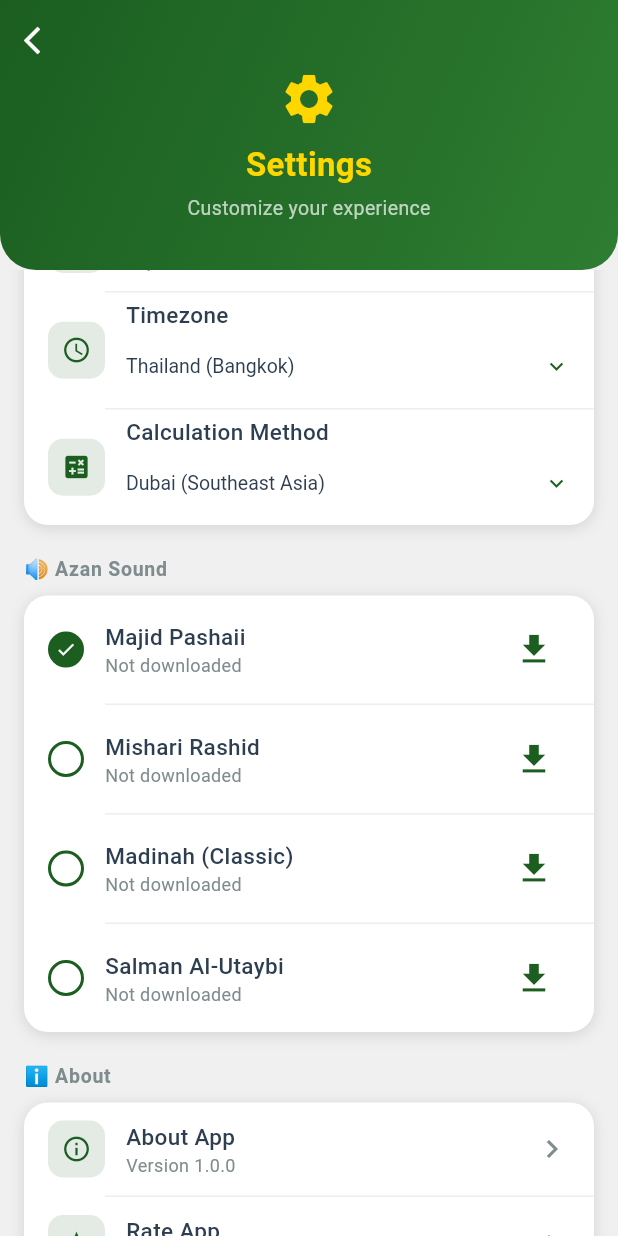
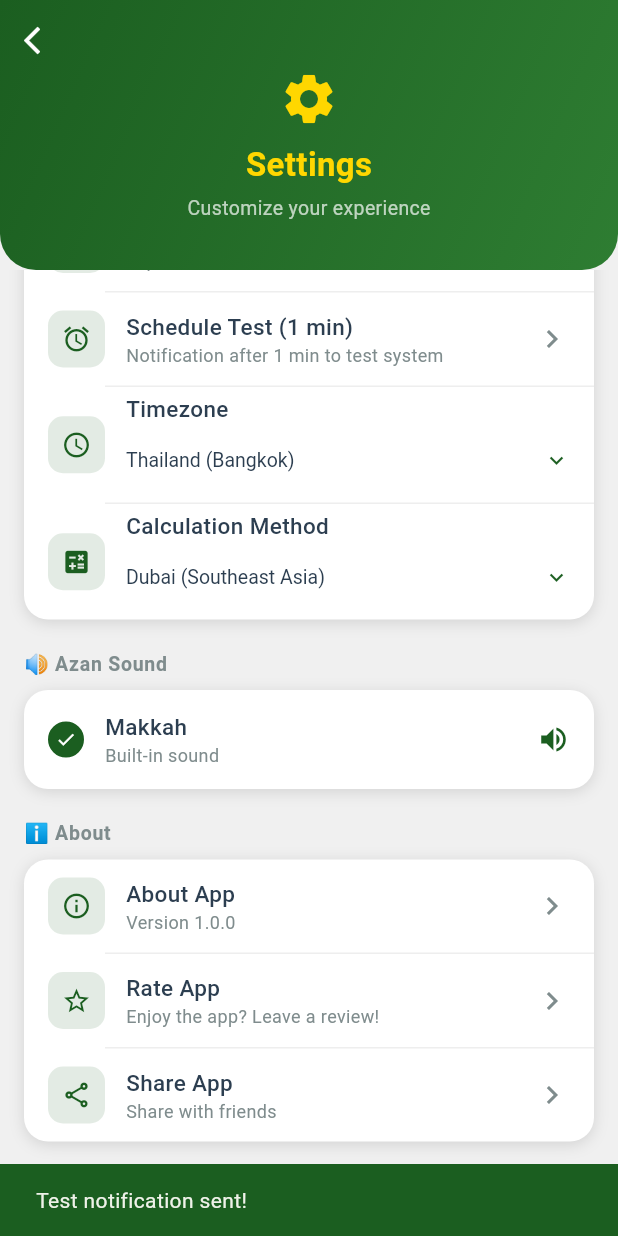
Before and after one commit to N0b0dy321/deen-app, a Flutter app: the SettingsPage screen opened directly, scrolled down 576 dp, after a tap on "Test Notification", on a phone screen of 412 x 824 dp. Run offline on Flutter 3.47's test engine with Material 3 defaults, Android fonts, the phone set to English and light mode, and no system bars; our stand-ins replace flutter_compass, flutter_local_notifications, geolocator, google_maps_flutter, shared_preferences, sqflite and 1 more; accounts and stored records are empty.

Commit message:
add azan sound notification system

```diff
--- a/lib/screen/home_page.dart
+++ b/lib/screen/home_page.dart
@@ -1,4 +1,5 @@
 import 'package:flutter/material.dart';
+import 'dart:async';
 import 'NearbyMasjid.dart';
 import 'prayer_time_page.dart';
 import 'Al-Quran.dart';
@@ -20,6 +21,7 @@ class _HomePageState extends State<HomePage> {
   Map<String, dynamic>? _prayerData;
   final _lang = LanguageService();
   final _theme = ThemeService();
+  Timer? _timer;
 
   @override
   void initState() {
@@ -28,10 +30,21 @@ class _HomePageState extends State<HomePage> {
     _lang.addListener(() => setState(() {}));
     _theme.addListener(() => setState(() {}));
     _loadPrayerTimes();
+
+    // อัปเดต countdown ทุก 1 วินาที
+    _timer = Timer.periodic(const Duration(seconds: 1), (_) {
+      if (_prayerData != null) {
+        setState(() {
+          _prayerData!['nextPrayer'] =
+              PrayerService.calculateNextPrayer(_prayerData!['timings']);
+        });
+      }
+    });
   }
 
   @override
   void dispose() {
+    _timer?.cancel();
     _lang.removeListener(() => setState(() {}));
     _theme.removeListener(() => setState(() {}));
     super.dispose();
--- a/lib/services/Setting_Time.dart
+++ b/lib/services/Setting_Time.dart
@@ -18,9 +18,7 @@ class _SettingsPageState extends State<SettingsPage> {
   String _selectedMethod = '16';
   bool _notificationEnabled = true;
   double _quranFontSize = 24.0;
-  String _selectedAzanId = 'makkah';
-  Map<String, double> _downloadProgress = {};
-  Map<String, bool> _downloaded = {};
+  String _selectedAzanId = 'azan_makkah';
   final _theme = ThemeService();
   final _lang = LanguageService();
 
@@ -64,7 +62,6 @@ class _SettingsPageState extends State<SettingsPage> {
     _theme.addListener(() => setState(() {}));
     _lang.addListener(() => setState(() {}));
     _loadSettings();
-    _checkDownloaded();
   }
 
   @override
@@ -84,14 +81,6 @@ class _SettingsPageState extends State<SettingsPage> {
       _quranFontSize = prefs.getDouble('quran_font_size') ?? 24.0;
       _selectedAzanId = azanId;
     });
-  }
-
-  Future<void> _checkDownloaded() async {
-    final result = <String, bool>{};
-    for (final azan in AzanService.azanList) {
-      result[azan['id']!] = await AzanService.isDownloaded(azan['id']!);
-    }
-    setState(() => _downloaded = result);
   }
 
   Future<void> _saveSettings() async {
@@ -122,25 +111,12 @@ class _SettingsPageState extends State<SettingsPage> {
     if (mounted) {
       ScaffoldMessenger.of(context).showSnackBar(
         SnackBar(
-          content: Text(_lang.isThai ? 'กำลังเล่นเสียงอาซาน...' : 'Playing azan...'),
+          content: Text(_lang.isThai ? 'ส่งการแจ้งเตือนทดสอบแล้ว!' : 'Test notification sent!'),
           backgroundColor: const Color(0xFF1B5E20),
           duration: const Duration(seconds: 2),
         ),
       );
     }
-  }
-
-  Future<void> _downloadAzan(String id, String url) async {
-    setState(() => _downloadProgress[id] = 0.0);
-    await AzanService.downloadAzan(
-      id: id,
-      url: url,
-      onProgress: (p) => setState(() => _downloadProgress[id] = p),
-    );
-    setState(() {
-      _downloadProgress.remove(id);
-      _downloaded[id] = true;
-    });
   }
 
   void _showAboutDialog() {
@@ -315,6 +291,27 @@ class _SettingsPageState extends State<SettingsPage> {
                       onTap: _testNotification,
                     ),
                     _divider(),
+                    _buildActionRow(
+                      icon: Icons.alarm,
+                      label: _lang.isThai ? 'ทดสอบ Schedule (1 นาที)' : 'Schedule Test (1 min)',
+                      subtitle: _lang.isThai ? 'แจ้งเตือนหลัง 1 นาที เพื่อทดสอบระบบ' : 'Notification after 1 min to test system',
+                      trailing: Icon(Icons.chevron_right, color: _theme.subTextColor),
+                      onTap: () async {
+                        await NotificationService.scheduleTestIn1Min();
+                        if (mounted) {
+                          ScaffoldMessenger.of(context).showSnackBar(
+                            SnackBar(
+                              content: Text(_lang.isThai
+                                  ? 'ตั้งเวลาแล้ว! รอ 1 นาทีครับ 🔔'
+                                  : 'Scheduled! Wait 1 minute 🔔'),
+                              backgroundColor: const Color(0xFF1B5E20),
+                              duration: const Duration(seconds: 3),
+                            ),
+                          );
+                        }
+                      },
+                    ),
+                    _divider(),
                     _buildDropdownRow(
                       icon: Icons.access_time,
                       label: _lang.isThai ? 'เขตเวลา' : 'Timezone',
@@ -344,18 +341,16 @@ class _SettingsPageState extends State<SettingsPage> {
                       final id = azan['id']!;
                       final name = _lang.isThai ? azan['nameTh']! : azan['name']!;
                       final isSelected = _selectedAzanId == id;
-                      final isDownloaded = _downloaded[id] ?? false;
-                      final progress = _downloadProgress[id];
 
                       return Column(children: [
                         if (i > 0) _divider(),
-                        Padding(
-                          padding: const EdgeInsets.symmetric(horizontal: 16, vertical: 12),
+                        InkWell(
+                          onTap: () => setState(() => _selectedAzanId = id),
+                          child: Padding(
+                            padding: const EdgeInsets.symmetric(horizontal: 16, vertical: 14),
                             child: Row(children: [
                               // Radio button
-                            GestureDetector(
-                              onTap: () => setState(() => _selectedAzanId = id),
-                              child: Container(
+                              Container(
                                 width: 24, height: 24,
                                 decoration: BoxDecoration(
                                   shape: BoxShape.circle,
@@ -366,42 +361,21 @@ class _SettingsPageState extends State<SettingsPage> {
                                     ? const Icon(Icons.check, color: Colors.white, size: 14)
                                     : null,
                               ),
-                            ),
                               const SizedBox(width: 14),
                               Expanded(child: Column(crossAxisAlignment: CrossAxisAlignment.start, children: [
-                              Text(name, style: TextStyle(fontSize: 15, fontWeight: FontWeight.w500, color: _theme.textColor)),
-                              if (progress != null)
-                                Column(crossAxisAlignment: CrossAxisAlignment.start, children: [
-                                  const SizedBox(height: 4),
-                                  LinearProgressIndicator(
-                                    value: progress,
-                                    color: _theme.iconColor,
-                                    backgroundColor: _theme.iconColor.withOpacity(0.2),
-                                  ),
-                                  Text('${(progress * 100).toInt()}%',
-                                      style: TextStyle(fontSize: 11, color: _theme.subTextColor)),
-                                ])
-                              else
+                                Text(name, style: TextStyle(
+                                    fontSize: 15,
+                                    fontWeight: FontWeight.w500,
+                                    color: _theme.textColor)),
                                 Text(
-                                  isDownloaded
-                                      ? (_lang.isThai ? '✅ ดาวน์โหลดแล้ว' : '✅ Downloaded')
-                                      : (_lang.isThai ? 'ยังไม่ได้ดาวน์โหลด' : 'Not downloaded'),
+                                  _lang.isThai ? 'ไฟล์เสียงในตัวเครื่อง' : 'Built-in sound',
                                   style: TextStyle(fontSize: 12, color: _theme.subTextColor),
                                 ),
                               ])),
-
-                            // Play button
-                            if (isDownloaded)
-                              IconButton(
-                                icon: Icon(Icons.play_circle, color: _theme.iconColor, size: 28),
-                                onPressed: () => AzanService.previewAzan(id),
-                              )
-                            else if (progress == null)
-                              IconButton(
-                                icon: Icon(Icons.download, color: _theme.iconColor, size: 26),
-                                onPressed: () => _downloadAzan(id, azan['url']!),
+                              if (isSelected)
+                                Icon(Icons.volume_up, color: _theme.iconColor, size: 22),
+                            ]),
                           ),
-                          ]),
                         ),
                       ]);
                     }),
@@ -440,7 +414,6 @@ class _SettingsPageState extends State<SettingsPage> {
 
                   const SizedBox(height: 32),
 
-                  // ── Save Button ──
                   SizedBox(
                     width: double.infinity,
                     child: ElevatedButton.icon(
--- a/lib/services/azan_service.dart
+++ b/lib/services/azan_service.dart
@@ -1,49 +1,27 @@
-import 'dart:io';
 import 'dart:async';
-import 'package:dio/dio.dart';
-import 'package:just_audio/just_audio.dart';
-import 'package:path_provider/path_provider.dart';
 import 'package:shared_preferences/shared_preferences.dart';
 
 class AzanService {
-  static final AudioPlayer _player = AudioPlayer();
-  static Timer? _autoStopTimer;
-  static Timer? _stopCheckTimer;
   static const String _selectedAzanKey = 'selected_azan';
-  static const String _stopFlagKey = 'azan_stop_flag';
-  static const Duration _autoStopDuration = Duration(minutes: 3);
 
+  // รายชื่อเสียงอาซาน (ชื่อต้องตรงกับไฟล์ใน android/app/src/main/res/raw/)
   static const List<Map<String, String>> azanList = [
     {
-      'id': 'pashaii',
-      'name': 'Majid Pashaii',
-      'nameTh': 'มาจิด ปาชาอี',
-      'url': 'https://archive.org/download/adhans_sunnah/Athan_Majid_Pashaii.mp3',
+      'id': 'azan_makkah',
+      'name': 'Makkah',
+      'nameTh': 'มักกะห์',
     },
-    {
-      'id': 'mishari',
-      'name': 'Mishari Rashid',
-      'nameTh': 'มิชารี ราชิด',
-      'url': 'https://archive.org/download/adhans_sunnah/adhan_mishari.mp3',
-    },
-    {
-      'id': 'madina_1952',
-      'name': 'Madinah (Classic)',
-      'nameTh': 'มาดีนะห์ (คลาสสิก)',
-      'url': 'https://archive.org/download/adhans_sunnah/adhan_madina_1952.mp3',
-    },
-    {
-      'id': 'salman',
-      'name': 'Salman Al-Utaybi',
-      'nameTh': 'ซัลมาน อัล-อุตัยบี',
-      'url': 'https://archive.org/download/adhans_sunnah/salman_utaybi.mp3',
-    },
+    // เพิ่มเสียงอื่นๆ ได้ที่นี่เมื่อมีไฟล์
+    // {
+    //   'id': 'azan_madinah',
+    //   'name': 'Madinah',
+    //   'nameTh': 'มาดีนะห์',
+    // },
   ];
 
-  // ── Get/Set Selected Azan ──────────────────────────
   static Future<String> getSelectedAzanId() async {
     final prefs = await SharedPreferences.getInstance();
-    return prefs.getString(_selectedAzanKey) ?? 'pashaii';
+    return prefs.getString(_selectedAzanKey) ?? 'azan_makkah';
   }
 
   static Future<void> setSelectedAzan(String id) async {
@@ -58,124 +36,24 @@ class AzanService {
     );
   }
 
-  // ── Local Path ─────────────────────────────────────
-  static Future<String> _getLocalPath(String id) async {
-    final dir = await getApplicationDocumentsDirectory();
-    return '${dir.path}/azan_$id.mp3';
+  // ── Stop flag via SharedPreferences ───────────────
+  static Future<void> requestStop() async {
+    final prefs = await SharedPreferences.getInstance();
+    await prefs.setBool('azan_stop_flag', true);
   }
 
-  // ── Check Downloaded ───────────────────────────────
-  static Future<bool> isDownloaded(String id) async {
-    final path = await _getLocalPath(id);
-    return File(path).exists();
+  static Future<void> stopAzan() async {
+    final prefs = await SharedPreferences.getInstance();
+    await prefs.remove('azan_stop_flag');
   }
 
-  // ── Download ───────────────────────────────────────
-  static Future<void> downloadAzan({
-    required String id,
-    required String url,
-    Function(double)? onProgress,
-  }) async {
-    final path = await _getLocalPath(id);
-    if (await File(path).exists()) return;
-
-    final dio = Dio();
-    try {
-      await dio.download(
-        url, path,
-        onReceiveProgress: (received, total) {
-          if (total > 0 && onProgress != null) {
-            onProgress(received / total);
-          }
-        },
-      );
-    } catch (e) {
-      final file = File(path);
-      if (await file.exists()) await file.delete();
-      rethrow;
+  static Future<void> checkAndHandleStopFlag() async {
+    final prefs = await SharedPreferences.getInstance();
+    final shouldStop = prefs.getBool('azan_stop_flag') ?? false;
+    if (shouldStop) {
+      await stopAzan();
     }
   }
 
-  static Future<void> deleteAzan(String id) async {
-    final path = await _getLocalPath(id);
-    final file = File(path);
-    if (await file.exists()) await file.delete();
-  }
-
-  // ── Set Stop Flag (จาก background) ────────────────
-  static Future<void> requestStop() async {
-    final prefs = await SharedPreferences.getInstance();
-    await prefs.setBool(_stopFlagKey, true);
-  }
-
-  static Future<void> _clearStopFlag() async {
-    final prefs = await SharedPreferences.getInstance();
-    await prefs.remove(_stopFlagKey);
-  }
-
-  // ── Play ───────────────────────────────────────────
-  static Future<void> playAzan({String? id}) async {
-    id ??= await getSelectedAzanId();
-    final path = await _getLocalPath(id);
-    final file = File(path);
-
-    if (!await file.exists()) {
-      final azan = getAzanById(id);
-      await downloadAzan(id: id, url: azan['url']!);
-    }
-
-    // Reset stop flag
-    await _clearStopFlag();
-    _autoStopTimer?.cancel();
-    _stopCheckTimer?.cancel();
-
-    await _player.stop();
-    await _player.setFilePath(path);
-    await _player.play();
-
-    // Auto stop หลัง 3 นาที
-    _autoStopTimer = Timer(_autoStopDuration, () async {
-      await stopAzan();
-    });
-
-    // ตรวจสอบ stop flag ทุก 0.5 วินาที
-    _stopCheckTimer = Timer.periodic(const Duration(milliseconds: 500), (_) async {
-      final prefs = await SharedPreferences.getInstance();
-      final shouldStop = prefs.getBool(_stopFlagKey) ?? false;
-      if (shouldStop) {
-        await stopAzan();
-      }
-    });
-
-    // หยุดเมื่อเสียงจบ
-    _player.playerStateStream.listen((state) {
-      if (state.processingState == ProcessingState.completed) {
-        _autoStopTimer?.cancel();
-        _stopCheckTimer?.cancel();
-        _player.stop();
-      }
-    });
-  }
-
-  // ── Stop ───────────────────────────────────────────
-  static Future<void> stopAzan() async {
-    _autoStopTimer?.cancel();
-    _autoStopTimer = null;
-    _stopCheckTimer?.cancel();
-    _stopCheckTimer = null;
-    await _clearStopFlag();
-    await _player.stop();
-  }
-
-  // ── Preview ────────────────────────────────────────
-  static Future<void> previewAzan(String id) async {
-    await playAzan(id: id);
-  }
-
-  // ── Dispose ────────────────────────────────────────
-  static void dispose() {
-    _autoStopTimer?.cancel();
-    _stopCheckTimer?.cancel();
-    _player.dispose();
-  }
+  static void dispose() {}
 }
--- a/lib/services/notification_service.dart
+++ b/lib/services/notification_service.dart
@@ -5,16 +5,10 @@ import 'package:timezone/timezone.dart' as tz;
 import 'package:timezone/data/latest.dart' as tz_data;
 import 'azan_service.dart';
 
-// Background handler - เขียน stop flag ผ่าน SharedPreferences
 @pragma('vm:entry-point')
 void notificationTapBackground(NotificationResponse response) async {
-  if (response.actionId == 'stop_azan') {
-    // เขียน flag ให้ main isolate หยุดเสียง
-    final prefs = await SharedPreferences.getInstance();
-    await prefs.setBool('azan_stop_flag', true);
-    // ปิด notification
-    await FlutterLocalNotificationsPlugin().cancel(response.id ?? 0);
-  }
+  final prefs = await SharedPreferences.getInstance();
+  await prefs.setBool('azan_stop_flag', true);
 }
 
 class NotificationService {
@@ -33,7 +27,6 @@ class NotificationService {
     {'name': 'Isha',    'nameAr': 'العشاء', 'nameTh': 'อิชาอ์', 'id': 5},
   ];
 
-  // ── Init ──────────────────────────────────────────
   static Future<void> init() async {
     if (_initialized) return;
     tz_data.initializeTimeZones();
@@ -48,47 +41,43 @@ class NotificationService {
     await _plugin.initialize(
       const InitializationSettings(android: android, iOS: ios),
       onDidReceiveNotificationResponse: (response) async {
-        if (response.actionId == 'stop_azan') {
-          // อยู่ใน main isolate หยุดได้เลย
-          await AzanService.stopAzan();
-          await _plugin.cancel(response.id ?? 0);
-        } else {
-          await AzanService.playAzan();
-        }
+        await AzanService.stopAzan();
+        await _plugin.cancel(response.id ?? 0);
       },
       onDidReceiveBackgroundNotificationResponse: notificationTapBackground,
     );
     _initialized = true;
   }
 
-  // ── Request Permission ────────────────────────────
   static Future<void> requestPermission() async {
     final android = _plugin.resolvePlatformSpecificImplementation<
         AndroidFlutterLocalNotificationsPlugin>();
     await android?.requestNotificationsPermission();
+    await android?.requestExactAlarmsPermission();
   }
 
-  // ── Notification Details ──────────────────────────
-  static NotificationDetails _buildDetails(String body) {
+  // ── Build details with azan sound ────────────────
+  static NotificationDetails _buildDetails(String body, {String sound = 'azan_makkah'}) {
     return NotificationDetails(
       android: AndroidNotificationDetails(
-        _channelId,
+        '${_channelId}_$sound', // channel แยกตามเสียง
         _channelName,
         channelDescription: _channelDesc,
         importance: Importance.max,
         priority: Priority.high,
         icon: '@mipmap/ic_launcher',
         color: Color(0xFF1B5E20),
-        playSound: false,
+        sound: RawResourceAndroidNotificationSound(sound), // เสียงจาก raw folder
+        playSound: true,
         enableVibration: true,
         ongoing: false,
-        autoCancel: false,
+        autoCancel: true,
         styleInformation: BigTextStyleInformation(body),
         fullScreenIntent: true,
         actions: [
           AndroidNotificationAction(
             'stop_azan',
-            '🔇 Stop Azan',
+            '🔇 Stop',
             cancelNotification: true,
             showsUserInterface: false,
           ),
@@ -97,13 +86,12 @@ class NotificationService {
       iOS: const DarwinNotificationDetails(
         presentAlert: true,
         presentBadge: true,
-        presentSound: false,
+        presentSound: true,
         interruptionLevel: InterruptionLevel.timeSensitive,
       ),
     );
   }
 
-  // ── Schedule Notifications ────────────────────────
   static Future<void> schedulePrayerNotifications({
     required Map<String, dynamic> timings,
     required String timezone,
@@ -125,6 +113,12 @@ class NotificationService {
 
     await cancelAll();
 
+    // ดึงเสียงที่เลือก
+    final selectedAzan = await AzanService.getSelectedAzanId();
+
+    final now = tz.TZDateTime.now(tz.local);
+    print('=== NOW: $now ===');
+
     for (final prayer in _prayers) {
       final name = prayer['name'] as String;
       final nameAr = prayer['nameAr'] as String;
@@ -139,7 +133,6 @@ class NotificationService {
       final hour = int.tryParse(parts[0]) ?? 0;
       final minute = int.tryParse(parts[1]) ?? 0;
 
-      final now = tz.TZDateTime.now(tz.local);
       var scheduled = tz.TZDateTime(
         tz.local,
         now.year, now.month, now.day,
@@ -150,12 +143,14 @@ class NotificationService {
         scheduled = scheduled.add(const Duration(days: 1));
       }
 
+      print('=== SCHEDULING $name at $scheduled ===');
+
       final title = isThai ? '🕌 $nameTh - $nameAr' : '🕌 $name - $nameAr';
       final body = isThai ? 'ถึงเวลา$nameTh แล้ว' : 'It\'s time for $name prayer';
 
       await _plugin.zonedSchedule(
         id, title, body, scheduled,
-        _buildDetails(body),
+        _buildDetails(body, sound: selectedAzan),
         androidScheduleMode: AndroidScheduleMode.exactAllowWhileIdle,
         uiLocalNotificationDateInterpretation:
             UILocalNotificationDateInterpretation.absoluteTime,
@@ -163,26 +158,40 @@ class NotificationService {
       );
     }
 
-    // Pre-download เสียงที่เลือก
-    final azanId = await AzanService.getSelectedAzanId();
-    if (!await AzanService.isDownloaded(azanId)) {
-      try {
-        final azan = AzanService.getAzanById(azanId);
-        await AzanService.downloadAzan(id: azanId, url: azan['url']!);
-      } catch (_) {}
-    }
+    print('=== ALL PRAYERS SCHEDULED ===');
   }
 
-  // ── Cancel All ────────────────────────────────────
   static Future<void> cancelAll() async {
     await _plugin.cancelAll();
-    await AzanService.stopAzan();
   }
 
-  // ── Test ──────────────────────────────────────────
   static Future<void> showTest() async {
+    final selectedAzan = await AzanService.getSelectedAzanId();
     const body = 'การแจ้งเตือนทำงานปกติ ✅';
-    await _plugin.show(99, '🕌 DEEN - Test', body, _buildDetails(body));
-    await AzanService.playAzan();
+    await _plugin.show(
+      99,
+      '🕌 DEEN - Test',
+      body,
+      _buildDetails(body, sound: selectedAzan),
+    );
+  }
+
+  static Future<void> scheduleTestIn1Min() async {
+    final now = tz.TZDateTime.now(tz.local);
+    final scheduled = now.add(const Duration(minutes: 1));
+    final selectedAzan = await AzanService.getSelectedAzanId();
+    print('=== SCHEDULING TEST FOR: $scheduled ===');
+
+    await _plugin.zonedSchedule(
+      98,
+      '🕌 DEEN - Scheduled Test',
+      'การแจ้งเตือนแบบ schedule ทำงานปกติ ✅',
+      scheduled,
+      _buildDetails('การแจ้งเตือนแบบ schedule ทำงานปกติ ✅', sound: selectedAzan),
+      androidScheduleMode: AndroidScheduleMode.exactAllowWhileIdle,
+      uiLocalNotificationDateInterpretation:
+          UILocalNotificationDateInterpretation.absoluteTime,
+    );
+    print('=== TEST SCHEDULED DONE ===');
   }
 }
```
Also changed, not shown: lib/main.dart (+17 -1 lines), lib/services/prayer_service.dart (+15 -5 lines), 2 other files. Lines whose indentation alone changed are shown as unchanged.
